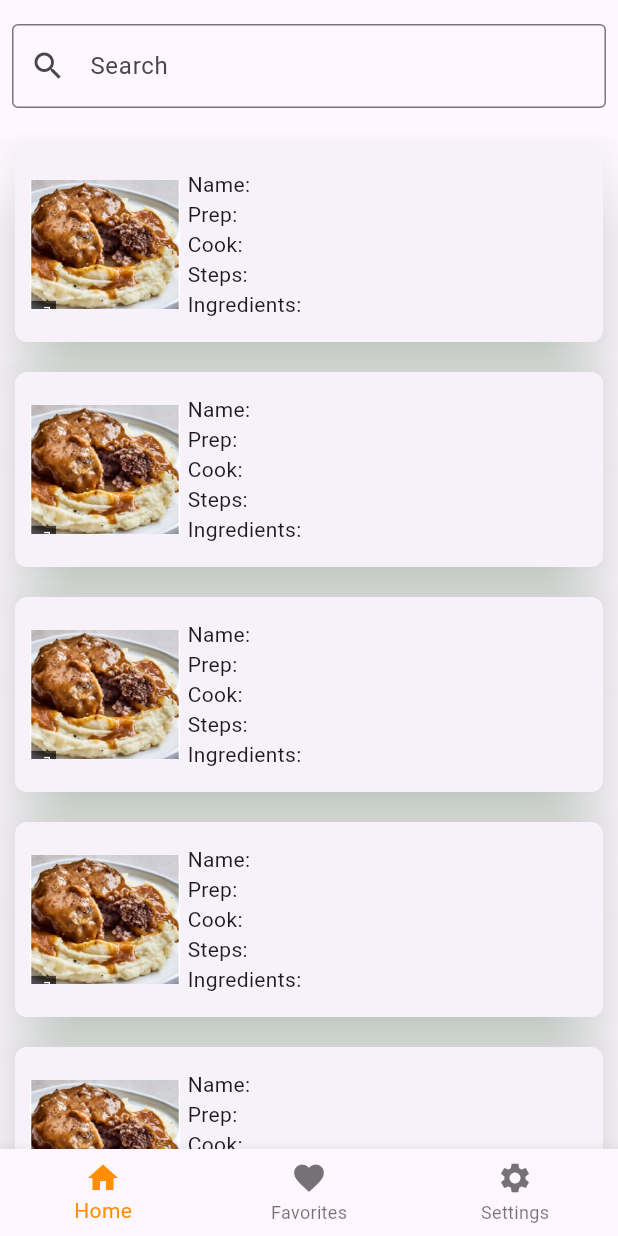
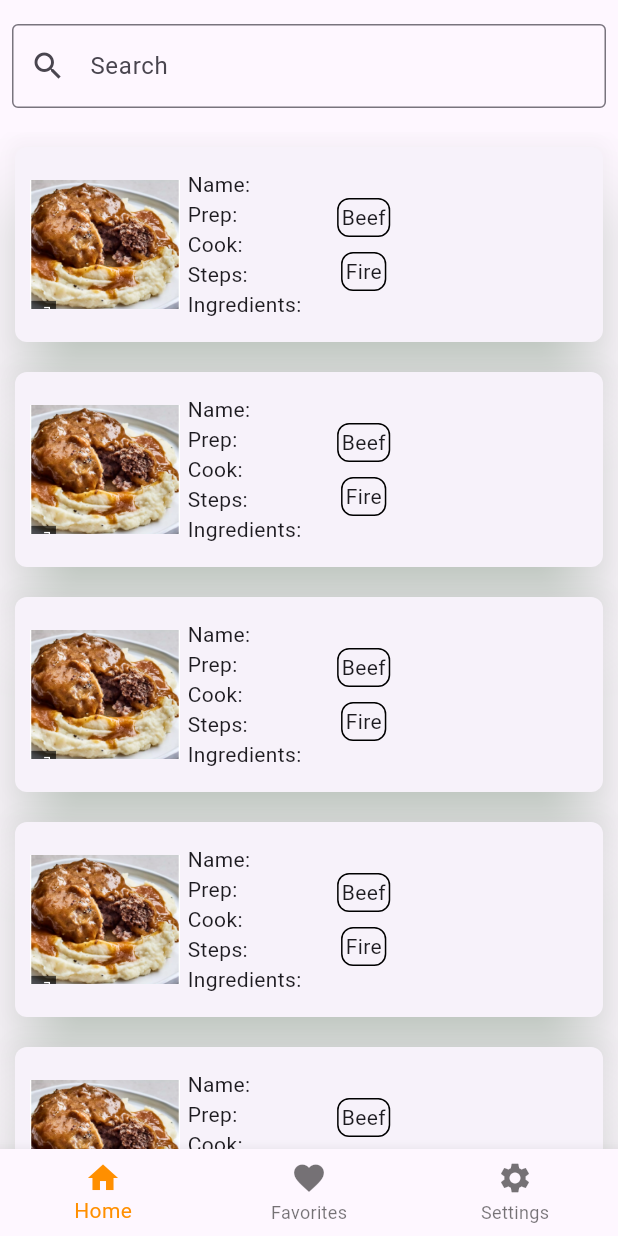
Before and after one commit to Proxypepe/flutter-practice, a Flutter app: the screen it shows after launch, on a phone screen of 412 x 824 dp. Run offline on Flutter 3.47's test engine with Material 2 defaults, Android fonts, the phone set to English and light mode, and no system bars.

Commit message:
home page 90%

```diff
--- a/lib/main.dart
+++ b/lib/main.dart
@@ -1,6 +1,4 @@
 import 'package:cooking_recipe/presentation/navigation/app_navigation.dart';
-import 'package:cooking_recipe/presentation/screens/widgets/search_line.dart';
-import 'package:cooking_recipe/presentation/widgets/recipe_card.dart';
 import 'package:flutter/material.dart';
 
 void main() {
--- a/lib/presentation/widgets/recipe_card.dart
+++ b/lib/presentation/widgets/recipe_card.dart
@@ -1,4 +1,4 @@
-import 'package:flutter/cupertino.dart';
+import 'package:cooking_recipe/presentation/widgets/tag.dart';
 import 'package:flutter/material.dart';
 
 class RecipeCard extends StatelessWidget {
@@ -37,8 +37,15 @@ class RecipeCard extends StatelessWidget {
                   ],
                 ),
               ),
+              Padding(
+                  padding: const EdgeInsets.only(left: 10),
+                  child: Column(children: const <Widget>[
+                    Tag(tag: "Beef"),
+                    Tag(tag: "Fire"),
+                  ]))
             ],
           ),
-        ));
+        )
+    );
   }
 }
--- a/lib/presentation/widgets/tag.dart
+++ b/lib/presentation/widgets/tag.dart
@@ -1,14 +1,25 @@
-
-import 'package:flutter/cupertino.dart';
+import 'package:flutter/material.dart';
 
 class Tag extends StatelessWidget {
-  const Tag({Key? key}) : super(key: key);
+  const Tag({Key? key, required this.tag}) : super(key: key);
+
+  final String tag;
 
   @override
   Widget build(BuildContext context) {
-    return Container(
-      child:
-
+    return Padding(
+      padding: const EdgeInsets.all(5),
+      child: Container(
+          decoration: BoxDecoration(
+              border: Border.all(
+                color: Colors.black,
+              ),
+              borderRadius: const BorderRadius.all(Radius.circular(8))),
+          child: Padding(
+            padding: const EdgeInsets.all(2),
+            child: Text(tag),
+          ),
+      ),
     );
   }
 }
```
